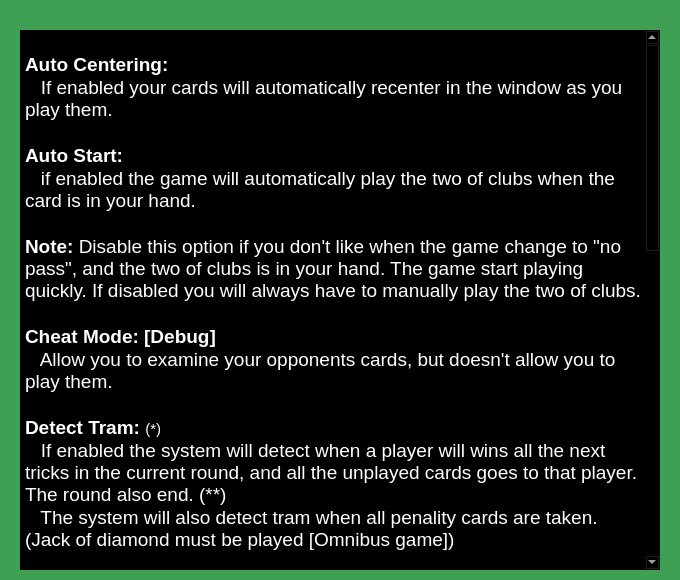
Old version of the form settings.ui in the repository Rescator7/Hearts.
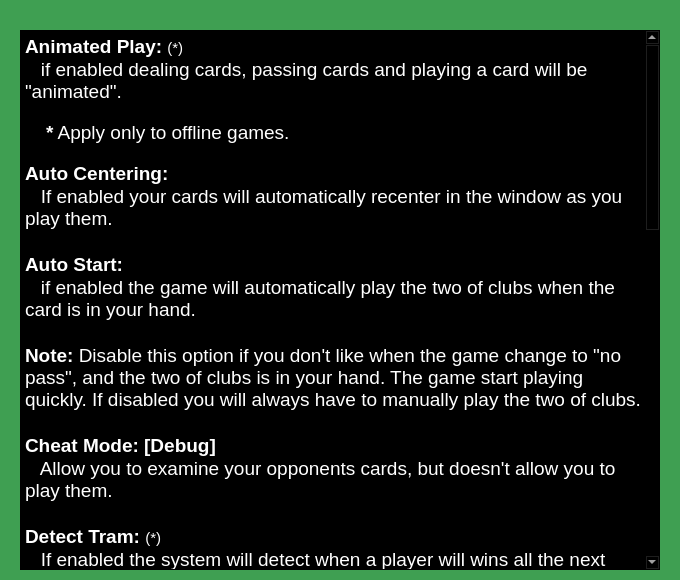
New version of the form.

Patch:
```diff
--- a/settings.ui
+++ b/settings.ui
@@ -878,6 +878,10 @@
 &lt;html&gt;&lt;head&gt;&lt;meta name=&quot;qrichtext&quot; content=&quot;1&quot; /&gt;&lt;style type=&quot;text/css&quot;&gt;
 p, li { white-space: pre-wrap; }
 &lt;/style&gt;&lt;/head&gt;&lt;body style=&quot; font-family:'Ubuntu'; font-size:11pt; font-weight:400; font-style:normal;&quot;&gt;
+&lt;p style=&quot; margin-top:0px; margin-bottom:0px; margin-left:0px; margin-right:0px; -qt-block-indent:0; text-indent:0px;&quot;&gt;&lt;span style=&quot; font-size:14pt; font-weight:600;&quot;&gt;Animated Play: &lt;/span&gt;(*) &lt;/p&gt;
+&lt;p style=&quot; margin-top:0px; margin-bottom:0px; margin-left:0px; margin-right:0px; -qt-block-indent:0; text-indent:0px;&quot;&gt;&lt;span style=&quot; font-size:14pt;&quot;&gt;   if enabled dealing cards, passing cards and playing a card will be &amp;quot;animated&amp;quot;.&lt;/span&gt;&lt;/p&gt;
+&lt;p style=&quot;-qt-paragraph-type:empty; margin-top:0px; margin-bottom:0px; margin-left:0px; margin-right:0px; -qt-block-indent:0; text-indent:0px;&quot;&gt;&lt;br /&gt;&lt;/p&gt;
+&lt;p style=&quot; margin-top:0px; margin-bottom:0px; margin-left:0px; margin-right:0px; -qt-block-indent:0; text-indent:0px;&quot;&gt;&lt;span style=&quot; font-size:14pt;&quot;&gt;    &lt;/span&gt;&lt;span style=&quot; font-size:14pt; font-weight:600;&quot;&gt;*&lt;/span&gt;&lt;span style=&quot; font-size:14pt;&quot;&gt; Apply only to offline games.&lt;/span&gt;&lt;/p&gt;
 &lt;p style=&quot;-qt-paragraph-type:empty; margin-top:0px; margin-bottom:0px; margin-left:0px; margin-right:0px; -qt-block-indent:0; text-indent:0px;&quot;&gt;&lt;br /&gt;&lt;/p&gt;
 &lt;p style=&quot; margin-top:0px; margin-bottom:0px; margin-left:0px; margin-right:0px; -qt-block-indent:0; text-indent:0px;&quot;&gt;&lt;span style=&quot; font-size:14pt; font-weight:600;&quot;&gt;Auto Centering:&lt;/span&gt;&lt;/p&gt;
 &lt;p style=&quot; margin-top:0px; margin-bottom:0px; margin-left:0px; margin-right:0px; -qt-block-indent:0; text-indent:0px;&quot;&gt;&lt;span style=&quot; font-size:14pt; font-weight:600;&quot;&gt;  &lt;/span&gt;&lt;span style=&quot; font-size:14pt;&quot;&gt; If enabled your cards will automatically recenter in the window as you play them.&lt;/span&gt;&lt;/p&gt;
@@ -897,18 +901,20 @@
 &lt;p style=&quot; margin-top:0px; margin-bottom:0px; margin-left:0px; margin-right:0px; -qt-block-indent:0; text-indent:0px;&quot;&gt;&lt;span style=&quot; font-size:14pt; font-weight:600;&quot;&gt;  *&lt;/span&gt;&lt;span style=&quot; font-size:14pt;&quot;&gt; Tram stand for: The rest are mine.&lt;/span&gt;&lt;/p&gt;
 &lt;p style=&quot; margin-top:0px; margin-bottom:0px; margin-left:0px; margin-right:0px; -qt-block-indent:0; text-indent:0px;&quot;&gt;&lt;span style=&quot; font-size:14pt; font-weight:600;&quot;&gt;**&lt;/span&gt;&lt;span style=&quot; font-size:14pt;&quot;&gt; The tram system is not active on the last trick of a round.&lt;/span&gt;&lt;/p&gt;
 &lt;p style=&quot;-qt-paragraph-type:empty; margin-top:0px; margin-bottom:0px; margin-left:0px; margin-right:0px; -qt-block-indent:0; text-indent:0px; font-size:14pt;&quot;&gt;&lt;br /&gt;&lt;/p&gt;
-&lt;p style=&quot; margin-top:0px; margin-bottom:0px; margin-left:0px; margin-right:0px; -qt-block-indent:0; text-indent:0px;&quot;&gt;&lt;span style=&quot; font-size:14pt; font-weight:600;&quot;&gt;Easy card selection:&lt;/span&gt;&lt;/p&gt;
+&lt;p style=&quot; margin-top:0px; margin-bottom:0px; margin-left:0px; margin-right:0px; -qt-block-indent:0; text-indent:0px;&quot;&gt;&lt;span style=&quot; font-size:14pt; font-weight:600;&quot;&gt;Easy card selection: &lt;/span&gt;(*)&lt;/p&gt;
 &lt;p style=&quot; margin-top:0px; margin-bottom:0px; margin-left:0px; margin-right:0px; -qt-block-indent:0; text-indent:0px;&quot;&gt;&lt;span style=&quot; font-size:14pt;&quot;&gt;  if enabled the system will disable (grayed out) the cards you are not allowed to play, that will brighten up that cards you can play.&lt;/span&gt;&lt;/p&gt;
 &lt;p style=&quot; margin-top:0px; margin-bottom:0px; margin-left:0px; margin-right:0px; -qt-block-indent:0; text-indent:0px;&quot;&gt;&lt;span style=&quot; font-size:14pt;&quot;&gt;  &lt;/span&gt;&lt;/p&gt;
 &lt;p style=&quot; margin-top:0px; margin-bottom:0px; margin-left:0px; margin-right:0px; -qt-block-indent:0; text-indent:0px;&quot;&gt;&lt;span style=&quot; font-size:14pt;&quot;&gt;  If disabled that system will play a sound, and report why a card is not allowed to be played into the info channel.&lt;/span&gt;&lt;/p&gt;
 &lt;p style=&quot;-qt-paragraph-type:empty; margin-top:0px; margin-bottom:0px; margin-left:0px; margin-right:0px; -qt-block-indent:0; text-indent:0px; font-size:14pt;&quot;&gt;&lt;br /&gt;&lt;/p&gt;
+&lt;p style=&quot; margin-top:0px; margin-bottom:0px; margin-left:0px; margin-right:0px; -qt-block-indent:0; text-indent:0px;&quot;&gt;&lt;span style=&quot; font-size:14pt;&quot;&gt;  &lt;/span&gt;&lt;span style=&quot; font-size:14pt; font-weight:600;&quot;&gt;*&lt;/span&gt;&lt;span style=&quot; font-size:14pt;&quot;&gt; Apply only to offline games.&lt;/span&gt;&lt;/p&gt;
+&lt;p style=&quot;-qt-paragraph-type:empty; margin-top:0px; margin-bottom:0px; margin-left:0px; margin-right:0px; -qt-block-indent:0; text-indent:0px; font-size:14pt;&quot;&gt;&lt;br /&gt;&lt;/p&gt;
 &lt;p style=&quot; margin-top:0px; margin-bottom:0px; margin-left:0px; margin-right:0px; -qt-block-indent:0; text-indent:0px;&quot;&gt;&lt;span style=&quot; font-size:14pt; font-weight:600;&quot;&gt;Info Channel:&lt;/span&gt;&lt;/p&gt;
 &lt;p style=&quot; margin-top:0px; margin-bottom:0px; margin-left:0px; margin-right:0px; -qt-block-indent:0; text-indent:0px;&quot;&gt;&lt;span style=&quot; font-size:14pt;&quot;&gt;   Turn on/off the game information window. &lt;/span&gt;&lt;/p&gt;
 &lt;p style=&quot;-qt-paragraph-type:empty; margin-top:0px; margin-bottom:0px; margin-left:0px; margin-right:0px; -qt-block-indent:0; text-indent:0px; font-size:14pt;&quot;&gt;&lt;br /&gt;&lt;/p&gt;
 &lt;p style=&quot; margin-top:0px; margin-bottom:0px; margin-left:0px; margin-right:0px; -qt-block-indent:0; text-indent:0px;&quot;&gt;&lt;span style=&quot; font-size:14pt; font-weight:600;&quot;&gt;Save Game (Quit):&lt;/span&gt;&lt;/p&gt;
 &lt;p style=&quot; margin-top:0px; margin-bottom:0px; margin-left:0px; margin-right:0px; -qt-block-indent:0; text-indent:0px;&quot;&gt;&lt;span style=&quot; font-size:16pt; font-weight:600;&quot;&gt; &lt;/span&gt;&lt;span style=&quot; font-size:14pt;&quot;&gt; If enabled the system will save your unfinished game(*) on quit, and will automatically reload it on your next application execution.&lt;/span&gt;&lt;/p&gt;
 &lt;p style=&quot;-qt-paragraph-type:empty; margin-top:0px; margin-bottom:0px; margin-left:0px; margin-right:0px; -qt-block-indent:0; text-indent:0px; font-size:14pt;&quot;&gt;&lt;br /&gt;&lt;/p&gt;
-&lt;p style=&quot; margin-top:0px; margin-bottom:0px; margin-left:0px; margin-right:0px; -qt-block-indent:0; text-indent:0px;&quot;&gt;&lt;span style=&quot; font-size:14pt;&quot;&gt; * Fresh new game without any cards played aren't saved.&lt;/span&gt;&lt;/p&gt;
+&lt;p style=&quot; margin-top:0px; margin-bottom:0px; margin-left:0px; margin-right:0px; -qt-block-indent:0; text-indent:0px;&quot;&gt;&lt;span style=&quot; font-size:14pt;&quot;&gt; &lt;/span&gt;&lt;span style=&quot; font-size:14pt; font-weight:600;&quot;&gt;*&lt;/span&gt;&lt;span style=&quot; font-size:14pt;&quot;&gt; Fresh new game without any cards played aren't saved.&lt;/span&gt;&lt;/p&gt;
 &lt;p style=&quot;-qt-paragraph-type:empty; margin-top:0px; margin-bottom:0px; margin-left:0px; margin-right:0px; -qt-block-indent:0; text-indent:0px; font-size:14pt;&quot;&gt;&lt;br /&gt;&lt;/p&gt;
 &lt;p style=&quot; margin-top:0px; margin-bottom:0px; margin-left:0px; margin-right:0px; -qt-block-indent:0; text-indent:0px;&quot;&gt;&lt;span style=&quot; font-size:14pt; font-weight:600;&quot;&gt;Sounds:&lt;/span&gt;&lt;/p&gt;
 &lt;p style=&quot; margin-top:0px; margin-bottom:0px; margin-left:0px; margin-right:0px; -qt-block-indent:0; text-indent:0px;&quot;&gt;&lt;span style=&quot; font-size:14pt; font-weight:600;&quot;&gt;   &lt;/span&gt;&lt;span style=&quot; font-size:14pt;&quot;&gt;Turn on/off the sound system.   &lt;/span&gt;&lt;/p&gt;
```
